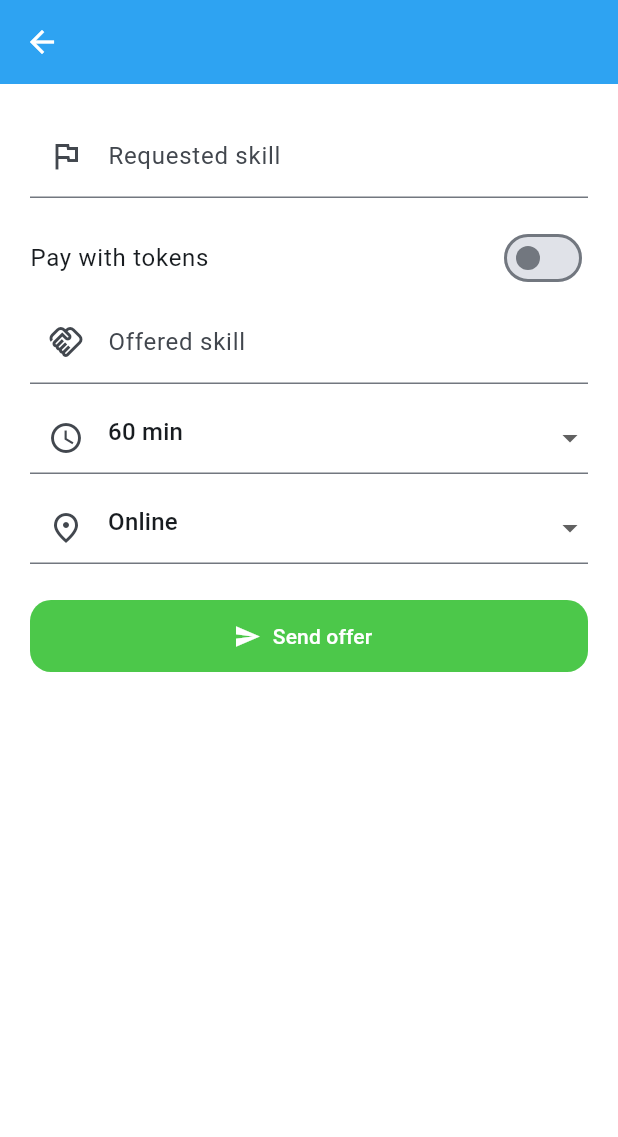
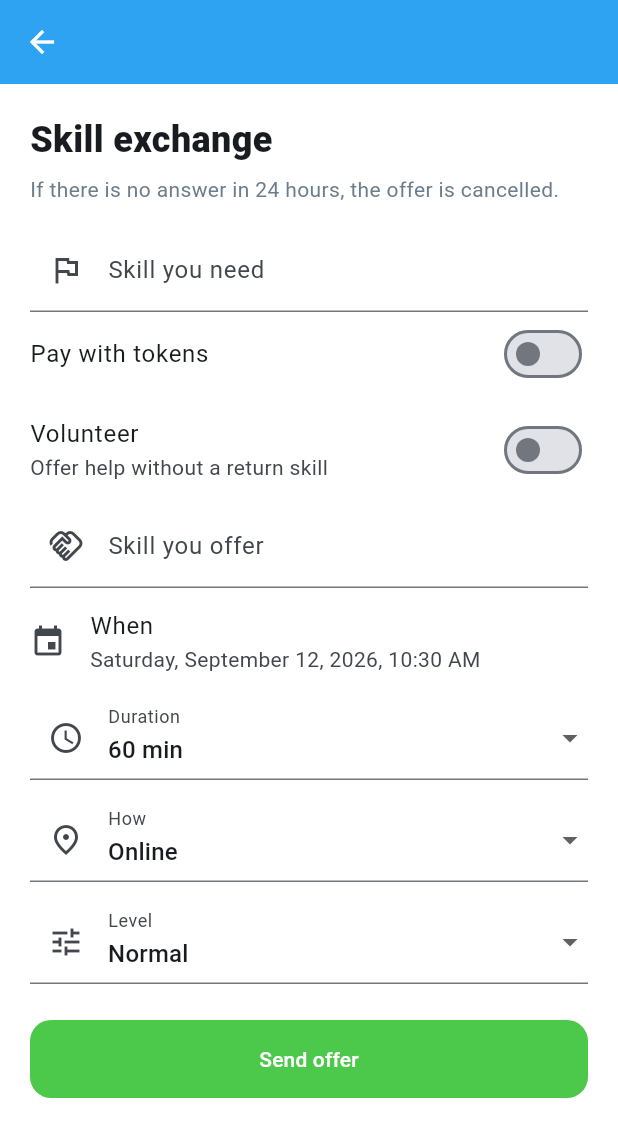
Before and after one commit to skill4handel-netizen/skill4handel-app, a Flutter app: the CompleteSwapScreen screen opened directly with empty values, on a phone screen of 412 x 824 dp. Shown: the top 1137 px of the screen. Run offline on Flutter 3.47's test engine with Material 3 defaults, Android fonts, the phone set to English and light mode, and no system bars; our stand-ins replace dio, flutter_secure_storage, image_picker; accounts and stored records are empty.

Commit message:
Home discover card and swap form with date level volunteer

```diff
--- a/lib/features/chat/complete_swap_screen.dart
+++ b/lib/features/chat/complete_swap_screen.dart
@@ -25,21 +25,55 @@ class _CompleteSwapScreenState extends State<CompleteSwapScreen> {
   final extraTokens = TextEditingController(text: '0');
   final dio = Dio(BaseOptions(baseUrl: 'https://skill4handel-api.onrender.com'));
   String duration = '60';
-  String mode = 'online';
+  String mode = 'Online';
+  String level = 'Normal';
   bool payWithTokens = false;
+  bool volunteer = false;
   bool working = false;
+  DateTime when = DateTime.now().add(const Duration(days: 1));
+
+  Future<void> pickWhen() async {
+    final date = await showDatePicker(
+      context: context,
+      initialDate: when,
+      firstDate: DateTime.now(),
+      lastDate: DateTime.now().add(const Duration(days: 365)),
+    );
+    if (date == null || !mounted) return;
+    final time = await showTimePicker(
+      context: context,
+      initialTime: TimeOfDay.fromDateTime(when),
+    );
+    setState(() {
+      when = DateTime(date.year, date.month, date.day, time?.hour ?? when.hour, time?.minute ?? when.minute);
+    });
+  }
 
   Future<void> submit() async {
+    if (skillRequested.text.trim().isEmpty) {
+      ScaffoldMessenger.of(context).showSnackBar(const SnackBar(content: Text('Write the requested skill')));
+      return;
+    }
+    if (!payWithTokens && !volunteer && skillOffered.text.trim().isEmpty) {
+      ScaffoldMessenger.of(context).showSnackBar(const SnackBar(content: Text('Offer a skill, volunteer, or pay with tokens')));
+      return;
+    }
     setState(() => working = true);
     try {
       await dio.post('/chats/${widget.chatId}/swap', data: {
         'userId': Session.id,
+        'proposedByName': Session.name,
         'skillRequested': skillRequested.text.trim(),
-        'skillOffered': payWithTokens ? '' : skillOffered.text.trim(),
+        'skillOffered': payWithTokens || volunteer ? '' : skillOffered.text.trim(),
         'payWithTokens': payWithTokens,
+        'volunteer': volunteer,
         'extraTokens': int.tryParse(extraTokens.text) ?? 0,
         'duration': duration,
         'mode': mode,
+        'level': level,
+        'when': when.toIso8601String(),
+        'createdAt': DateTime.now().toIso8601String(),
+        'expiresAt': DateTime.now().add(const Duration(hours: 24)).toIso8601String(),
       });
       if (!mounted) return;
       Navigator.pop(context, true);
@@ -58,41 +92,54 @@ class _CompleteSwapScreenState extends State<CompleteSwapScreen> {
       body: ListView(
         padding: const EdgeInsets.all(20),
         children: [
+          const Text('Skill exchange', style: TextStyle(fontSize: 24, fontWeight: FontWeight.w800)),
+          const SizedBox(height: 6),
+          const Text('If there is no answer in 24 hours, the offer is cancelled.', style: TextStyle(color: AppColors.muted)),
+          const SizedBox(height: 16),
           TextField(
             controller: skillRequested,
-            decoration: const InputDecoration(
-              labelText: 'Requested skill',
-              prefixIcon: Icon(Icons.flag_outlined),
-            ),
+            decoration: const InputDecoration(labelText: 'Skill you need', prefixIcon: Icon(Icons.flag_outlined)),
           ),
-          const SizedBox(height: 12),
           SwitchListTile(
             contentPadding: EdgeInsets.zero,
             title: const Text('Pay with tokens'),
             value: payWithTokens,
-            onChanged: (value) => setState(() => payWithTokens = value),
+            onChanged: (value) => setState(() {
+              payWithTokens = value;
+              if (value) volunteer = false;
+            }),
           ),
-          if (!payWithTokens)
+          SwitchListTile(
+            contentPadding: EdgeInsets.zero,
+            title: const Text('Volunteer'),
+            subtitle: const Text('Offer help without a return skill'),
+            value: volunteer,
+            onChanged: (value) => setState(() {
+              volunteer = value;
+              if (value) payWithTokens = false;
+            }),
+          ),
+          if (!payWithTokens && !volunteer)
             TextField(
               controller: skillOffered,
-              decoration: const InputDecoration(
-                labelText: 'Offered skill',
-                prefixIcon: Icon(Icons.handshake_outlined),
-              ),
+              decoration: const InputDecoration(labelText: 'Skill you offer', prefixIcon: Icon(Icons.handshake_outlined)),
             )
-          else
+          else if (payWithTokens)
             TextField(
               controller: extraTokens,
               keyboardType: TextInputType.number,
-              decoration: const InputDecoration(
-                labelText: 'Tokens',
-                prefixIcon: Icon(Icons.token_outlined),
-              ),
+              decoration: const InputDecoration(labelText: 'Tokens (max 10 per hour)', prefixIcon: Icon(Icons.token_outlined)),
             ),
-          const SizedBox(height: 12),
+          ListTile(
+            contentPadding: EdgeInsets.zero,
+            leading: const Icon(Icons.event),
+            title: const Text('When'),
+            subtitle: Text('${MaterialLocalizations.of(context).formatFullDate(when)}, ${TimeOfDay.fromDateTime(when).format(context)}'),
+            onTap: pickWhen,
+          ),
           DropdownButtonFormField<String>(
             initialValue: duration,
-            decoration: const InputDecoration(prefixIcon: Icon(Icons.schedule)),
+            decoration: const InputDecoration(labelText: 'Duration', prefixIcon: Icon(Icons.schedule)),
             items: const [
               DropdownMenuItem(value: '30', child: Text('30 min')),
               DropdownMenuItem(value: '60', child: Text('60 min')),
@@ -103,21 +150,31 @@ class _CompleteSwapScreenState extends State<CompleteSwapScreen> {
           const SizedBox(height: 12),
           DropdownButtonFormField<String>(
             initialValue: mode,
-            decoration: const InputDecoration(prefixIcon: Icon(Icons.place_outlined)),
+            decoration: const InputDecoration(labelText: 'How', prefixIcon: Icon(Icons.place_outlined)),
             items: const [
-              DropdownMenuItem(value: 'online', child: Text('Online')),
-              DropdownMenuItem(value: 'in_person', child: Text('In person')),
+              DropdownMenuItem(value: 'Online', child: Text('Online')),
+              DropdownMenuItem(value: 'In person', child: Text('In person')),
             ],
-            onChanged: (value) => setState(() => mode = value ?? 'online'),
+            onChanged: (value) => setState(() => mode = value ?? 'Online'),
+          ),
+          const SizedBox(height: 12),
+          DropdownButtonFormField<String>(
+            initialValue: level,
+            decoration: const InputDecoration(labelText: 'Level', prefixIcon: Icon(Icons.tune)),
+            items: const [
+              DropdownMenuItem(value: 'Beginner', child: Text('Beginner')),
+              DropdownMenuItem(value: 'Normal', child: Text('Normal')),
+              DropdownMenuItem(value: 'Advanced', child: Text('Advanced')),
+            ],
+            onChanged: (value) => setState(() => level = value ?? 'Normal'),
           ),
           const SizedBox(height: 24),
           SizedBox(
-            height: 48,
-            child: ElevatedButton.icon(
+            height: 52,
+            child: ElevatedButton(
               onPressed: working ? null : submit,
               style: AppTheme.solid(AppColors.green),
-              icon: const Icon(Icons.send, color: Colors.white),
-              label: const Text('Send offer', style: TextStyle(color: Colors.white)),
+              child: Text(working ? 'Sending...' : 'Send offer', style: const TextStyle(color: Colors.white)),
             ),
           ),
         ],
```
Also changed, not shown: lib/features/home/home_screen.dart (+176 -111 lines).
